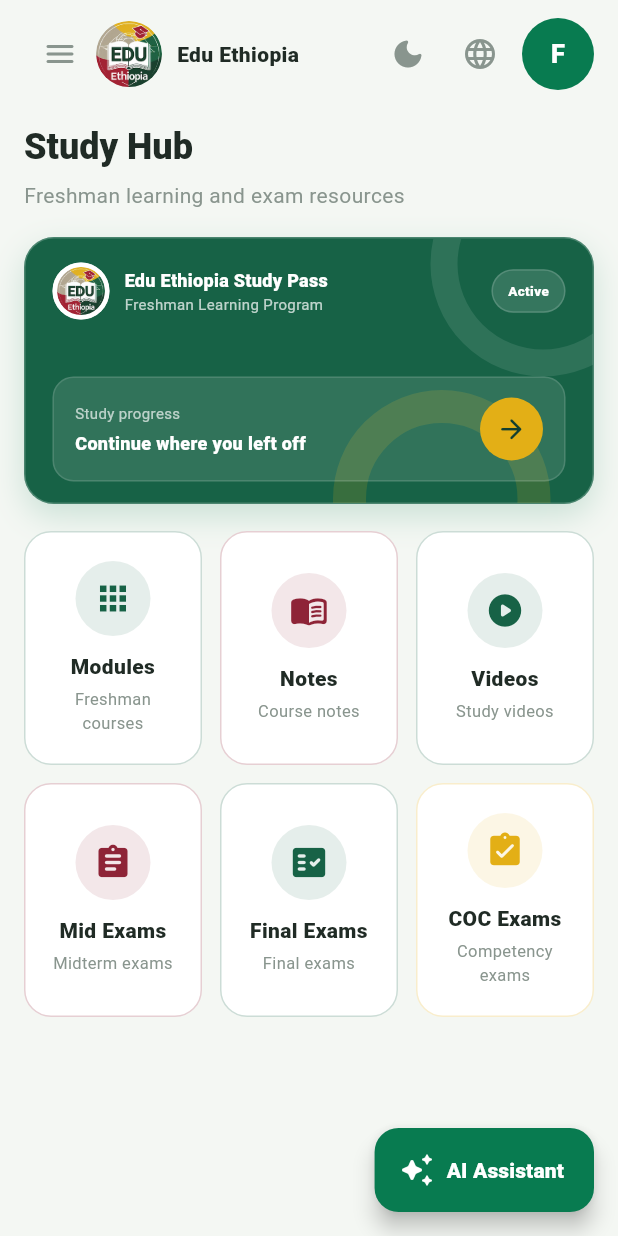
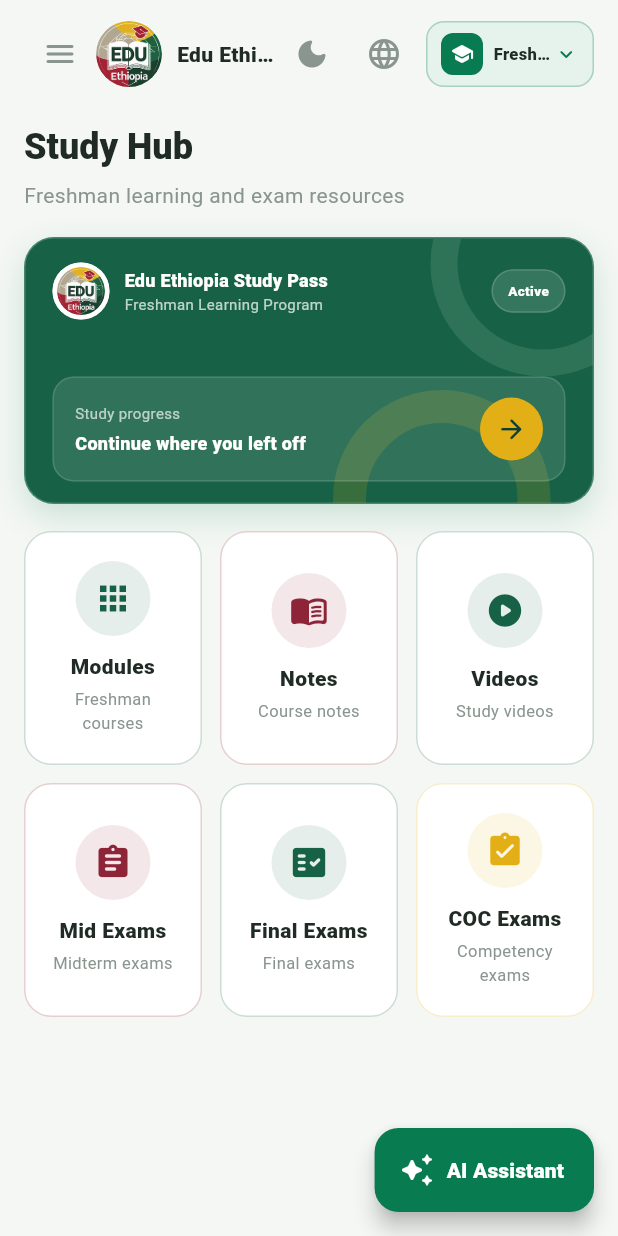
Before and after one commit to SineJhon/EduEthiopia, a Flutter app: the DashboardScreen screen opened directly, on a phone screen of 412 x 824 dp. Run offline on Flutter 3.47's test engine with Material 3 defaults, Android fonts, the phone set to English and light mode, and no system bars; our stand-ins replace flutter_animate, google_fonts.

Commit message:
The picker

```diff
--- a/lib/features/dashboard/dashboard_screen.dart
+++ b/lib/features/dashboard/dashboard_screen.dart
@@ -162,6 +162,18 @@ class _DashboardScreenState extends State<DashboardScreen> {
   }
 }
 
+String _localizedCategory(String category, bool isAmharic) {
+  if (!isAmharic) return category;
+  switch (category) {
+    case 'Pre-Engineering':
+      return 'ፕሪ-ኢንጂነሪንግ';
+    case 'Others':
+      return 'ሌሎች';
+    default:
+      return 'ፍሬሽማን';
+  }
+}
+
 class _ProfileBadge extends StatelessWidget {
   const _ProfileBadge({
     required this.categoryLabel,
@@ -225,43 +237,154 @@ class _ProfileBadge extends StatelessWidget {
         PopupMenuButton<String>(
           tooltip: categoryLabel,
           position: PopupMenuPosition.under,
+          constraints: const BoxConstraints(minWidth: 220, maxWidth: 220),
+          shape: RoundedRectangleBorder(
+            borderRadius: BorderRadius.circular(16),
+          ),
+          elevation: 10,
+          color: colorScheme.surface,
+          onOpened: () {},
           onSelected: onCategoryChanged,
-          itemBuilder: (context) => categories
-              .map(
-                (category) => PopupMenuItem<String>(
+          itemBuilder: (context) => categories.map((category) {
+            final selected =
+                categoryLabel == _localizedCategory(category, isAmharic) ||
+                (category == 'Freshman' && categoryLabel == 'Freshman');
+            final label = _localizedCategory(category, isAmharic);
+            final description = isAmharic
+                ? (category == 'Freshman'
+                      ? 'የመጀመሪያ ዓመት ኮርሶች'
+                      : category == 'Pre-Engineering'
+                      ? 'የኢንጂነሪንግ ዝግጅት'
+                      : 'ተጨማሪ የጥናት አማራጮች')
+                : (category == 'Freshman'
+                      ? 'First-year courses'
+                      : category == 'Pre-Engineering'
+                      ? 'Engineering preparation'
+                      : 'Additional study areas');
+
+            return PopupMenuItem<String>(
               value: category,
-                  child: Text(
-                    isAmharic
-                        ? (category == 'Freshman'
-                              ? 'ፍሬሽማን'
+              height: 62,
+              padding: const EdgeInsets.symmetric(horizontal: 12),
+              child: Row(
+                children: [
+                  Container(
+                    width: 38,
+                    height: 38,
+                    decoration: BoxDecoration(
+                      color: selected
+                          ? colorScheme.primaryContainer
+                          : colorScheme.surfaceContainerHighest,
+                      borderRadius: BorderRadius.circular(10),
+                    ),
+                    child: Icon(
+                      category == 'Freshman'
+                          ? Icons.school_rounded
                           : category == 'Pre-Engineering'
-                              ? 'ፕሪ-ኢንጂነሪንግ'
-                              : 'ሌሎች')
-                        : category,
+                          ? Icons.construction_rounded
+                          : Icons.account_balance_rounded,
+                      size: 19,
+                      color: selected
+                          ? colorScheme.primary
+                          : colorScheme.onSurfaceVariant,
                     ),
                   ),
-              )
-              .toList(),
-          child: Container(
-            width: 48,
-            height: 48,
-            decoration: BoxDecoration(
-              shape: BoxShape.circle,
+                  const SizedBox(width: 10),
+                  Expanded(
+                    child: Column(
+                      mainAxisAlignment: MainAxisAlignment.center,
+                      crossAxisAlignment: CrossAxisAlignment.start,
+                      children: [
+                        Text(
+                          label,
+                          style: TextStyle(
+                            fontSize: 13,
+                            fontWeight: FontWeight.w800,
+                            color: colorScheme.onSurface,
+                          ),
+                        ),
+                        const SizedBox(height: 2),
+                        Text(
+                          description,
+                          maxLines: 1,
+                          overflow: TextOverflow.ellipsis,
+                          style: TextStyle(
+                            fontSize: 10,
+                            color: colorScheme.onSurfaceVariant,
+                          ),
+                        ),
+                      ],
+                    ),
+                  ),
+                  if (selected)
+                    Icon(
+                      Icons.check_circle_rounded,
+                      size: 18,
                       color: colorScheme.primary,
                     ),
-            alignment: Alignment.center,
+                ],
+              ),
+            );
+          }).toList(),
+          child: Container(
+            constraints: const BoxConstraints(
+              minWidth: 112,
+              maxWidth: 112,
+              minHeight: 44,
+              maxHeight: 44,
+            ),
+            decoration: BoxDecoration(
+              color: colorScheme.primaryContainer,
+              borderRadius: BorderRadius.circular(12),
+              border: Border.all(
+                color: colorScheme.primary.withValues(alpha: 0.28),
+              ),
+            ),
+            padding: const EdgeInsets.symmetric(horizontal: 9),
+            child: Row(
+              mainAxisSize: MainAxisSize.min,
+              children: [
+                Container(
+                  width: 28,
+                  height: 28,
+                  decoration: BoxDecoration(
+                    color: colorScheme.primary,
+                    borderRadius: BorderRadius.circular(8),
+                  ),
+                  child: Icon(
+                    categoryLabel == 'Pre-Engineering' ||
+                            categoryLabel == 'ፕሪ-ኢንጂነሪንግ'
+                        ? Icons.construction_rounded
+                        : categoryLabel == 'Others' || categoryLabel == 'ሌሎች'
+                        ? Icons.account_balance_rounded
+                        : Icons.school_rounded,
+                    size: 16,
+                    color: colorScheme.onPrimary,
+                  ),
+                ),
+                const SizedBox(width: 7),
+                Expanded(
                   child: Text(
-              categoryLabel == 'Freshman' || categoryLabel == 'ፍሬሽማን'
-                  ? 'F'
-                  : categoryLabel == 'Pre-Engineering' ||
-                        categoryLabel == 'ፕሪ-ኢንጂነሪንግ'
-                  ? 'P'
-                  : 'O',
+                    categoryLabel == 'Freshman'
+                        ? (isAmharic ? 'ፍሬሽማን' : 'Freshman')
+                        : categoryLabel == 'Pre-Engineering'
+                        ? (isAmharic ? 'ፕሪ-ኢንጂነሪንግ' : 'Pre-Eng.')
+                        : (isAmharic ? 'ሌሎች' : 'Others'),
+                    maxLines: 1,
+                    overflow: TextOverflow.ellipsis,
                     style: TextStyle(
-                color: colorScheme.onPrimary,
+                      color: colorScheme.onSurface,
                       fontWeight: FontWeight.w900,
-                fontSize: 17,
+                      fontSize: 11,
                     ),
+                  ),
+                ),
+                Icon(
+                  Icons.keyboard_arrow_down_rounded,
+                  size: 17,
+                  color: colorScheme.primary,
+                ),
+              ],
             ),
           ),
         ),
```
Lines whose indentation alone changed are shown as unchanged.
